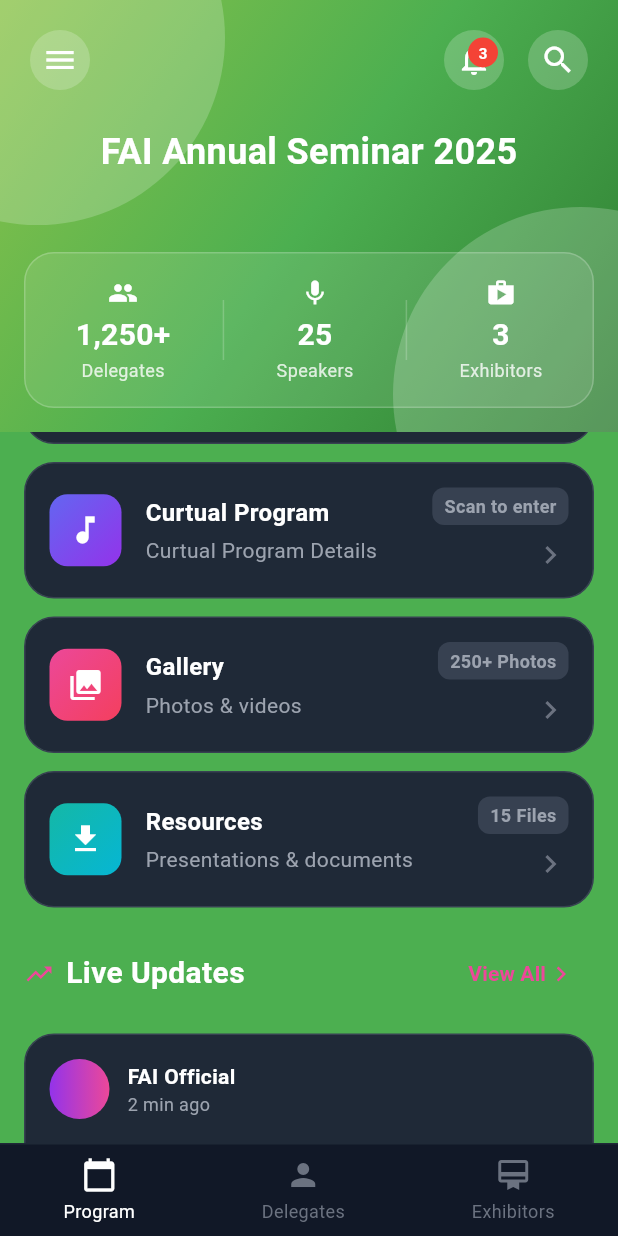
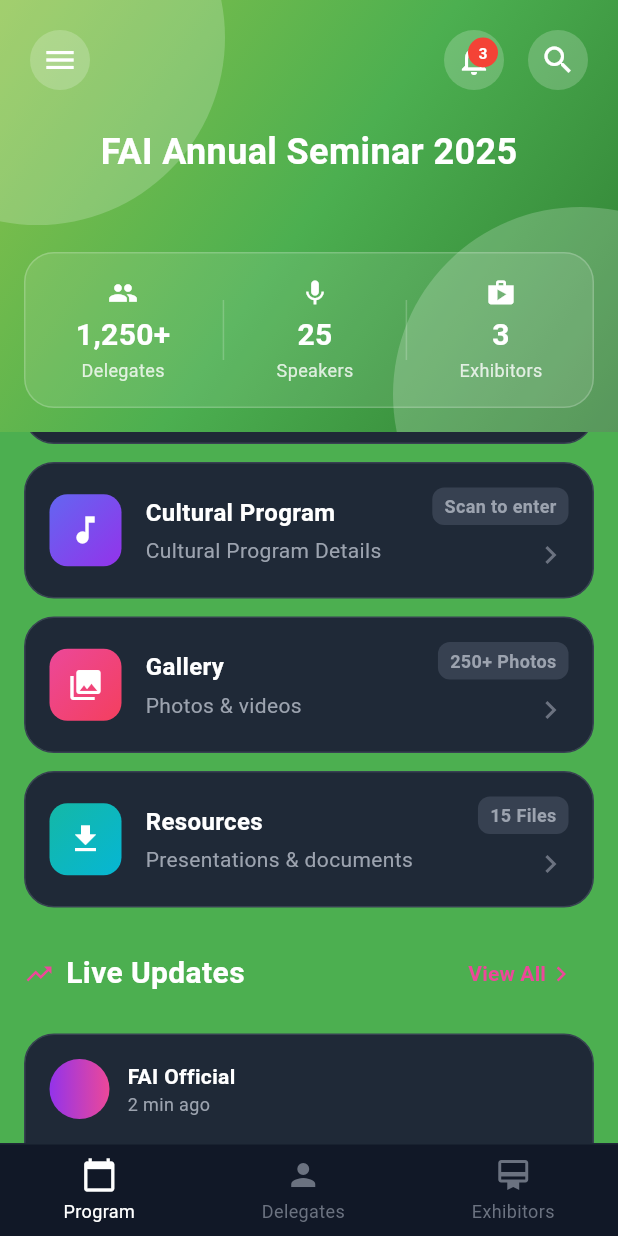
Before and after one commit to PratulDwivedi/mobile_app_tech_techie_seminar, a Flutter app: the SeminarHomeScreen screen opened directly, scrolled down 1152 dp, after a tap on "Gallery", on a phone screen of 412 x 824 dp. Run offline on Flutter 3.47's test engine with Material 3 defaults, Android fonts, the phone set to English and light mode, and no system bars; our stand-ins replace firebase_core, firebase_messaging, flutter_local_notifications, flutter_riverpod, lucide_icons, shared_preferences and 2 more; accounts and stored records are empty.

Commit message:
All html pages fixes

```diff
--- a/lib/config/app_constants.dart
+++ b/lib/config/app_constants.dart
@@ -4,3 +4,15 @@ class ApiRoutes {
   static const String updatePassword = 'seminar.fn_update_delegate_password';
   static const String htmlContent = 'seminar.fn_get_mobile_html_content';
 }
+
+class ApiPages {
+  static const String fromDgDesk = '59';
+  static const String exhibition = '60';
+  static const String registration = '62';
+  static const String aboutFai = '63';
+  static const String registrationForms = '151';
+  static const String seminarTheme = '220';
+  static const String conferenceHotel = '222';
+  static const String culturalProgramme = '237';
+  static const String faqs = '249';
+}
--- a/lib/features/event/widgets/action_tiles_section.dart
+++ b/lib/features/event/widgets/action_tiles_section.dart
@@ -1,4 +1,7 @@
 import 'package:flutter/material.dart';
+import '../../../config/app_constants.dart';
+import '../../common/models/screen_args_model.dart';
+import '../../common/services/navigation_service.dart';
 
 class ActionTilesSection extends StatelessWidget {
   const ActionTilesSection({super.key});
@@ -6,7 +9,7 @@ class ActionTilesSection extends StatelessWidget {
   @override
   Widget build(BuildContext context) {
     return Column(
-      children: const [
+      children: [
         ActionTile(
           icon: Icons.museum,
           title: 'Exhibition',
@@ -16,31 +19,73 @@ class ActionTilesSection extends StatelessWidget {
             Color.fromARGB(255, 220, 242, 97),
             Color(0xFFF43F5E),
           ],
+          onTap: () {
+            NavigationService.navigateTo(
+              "webview",
+              arguments: ScreenArgsModel(
+                routeName: "webview",
+                name: "Exhibition",
+                data: {"page_id": ApiPages.exhibition},
+              ),
+            );
+          },
         ),
-        SizedBox(height: 12),
+        const SizedBox(height: 12),
+
         ActionTile(
           icon: Icons.music_note,
-          title: 'Curtual Program',
-          subtitle: 'Curtual Program Details',
+          title: 'Cultural Program',
+          subtitle: 'Cultural Program Details',
           badge: 'Scan to enter',
           gradientColors: [Color(0xFF6366F1), Color(0xFF9333EA)],
+          onTap: () {
+            NavigationService.navigateTo(
+              "webview",
+              arguments: ScreenArgsModel(
+                routeName: "webview",
+                name: "Cultural Program",
+                data: {"page_id": ApiPages.culturalProgramme},
+              ),
+            );
+          },
         ),
-        SizedBox(height: 12),
+        const SizedBox(height: 12),
+
         ActionTile(
           icon: Icons.photo_library,
           title: 'Gallery',
           subtitle: 'Photos & videos',
           badge: '250+ Photos',
           gradientColors: [Color(0xFFEC4899), Color(0xFFF43F5E)],
+          onTap: () {
+            NavigationService.navigateTo(
+              "gallery",
+              arguments: ScreenArgsModel(
+                routeName: "gallery",
+                name: "Gallery",
+                data: {},
+              ),
+            );
+          },
         ),
+        const SizedBox(height: 12),
 
-        SizedBox(height: 12),
         ActionTile(
           icon: Icons.download,
           title: 'Resources',
           subtitle: 'Presentations & documents',
           badge: '15 Files',
           gradientColors: [Color(0xFF14B8A6), Color(0xFF06B6D4)],
+          onTap: () {
+            NavigationService.navigateTo(
+              "resources",
+              arguments: ScreenArgsModel(
+                routeName: "resources",
+                name: "Resources",
+                data: {},
+              ),
+            );
+          },
         ),
       ],
     );
@@ -53,6 +98,7 @@ class ActionTile extends StatelessWidget {
   final String subtitle;
   final String badge;
   final List<Color> gradientColors;
+  final VoidCallback onTap; // 👈 ADD THIS
 
   const ActionTile({
     super.key,
@@ -61,12 +107,13 @@ class ActionTile extends StatelessWidget {
     required this.subtitle,
     required this.badge,
     required this.gradientColors,
+    required this.onTap, // 👈 ADD THIS
   });
 
   @override
   Widget build(BuildContext context) {
     return InkWell(
-      onTap: () {},
+      onTap: onTap, // 👈 USE IT
       borderRadius: BorderRadius.circular(20),
       child: Container(
         padding: const EdgeInsets.all(16),
--- a/lib/features/event/widgets/dg_message_card.dart
+++ b/lib/features/event/widgets/dg_message_card.dart
@@ -1,5 +1,6 @@
 import 'package:flutter/material.dart';
 
+import '../../../config/app_constants.dart';
 import '../../common/models/screen_args_model.dart';
 import '../../common/services/navigation_service.dart';
 
@@ -96,7 +97,7 @@ class DGMessageCard extends StatelessWidget {
                     ScreenArgsModel screenArgsModel = ScreenArgsModel(
                       routeName: "webview",
                       name: "From the DG's Desk",
-                      data: {"page_id": 59},
+                      data: {"page_id": ApiPages.fromDgDesk},
                     );
 
                     NavigationService.navigateTo(
--- a/lib/features/event/widgets/feature_grid.dart
+++ b/lib/features/event/widgets/feature_grid.dart
@@ -1,4 +1,5 @@
 import 'package:flutter/material.dart';
+import '../../../config/app_constants.dart';
 import '../../common/models/screen_args_model.dart';
 import '../../common/services/navigation_service.dart';
 
@@ -106,7 +107,7 @@ class FeatureGrid extends StatelessWidget {
             ScreenArgsModel screenArgsModel = ScreenArgsModel(
               routeName: "webview",
               name: "Registrations",
-              data: {"page_id": 62}, // Update with actual page ID
+              data: {"page_id": ApiPages.registrationForms}, // Update with actual page ID
             );
             NavigationService.navigateTo(
               screenArgsModel.routeName,
--- a/lib/features/event/widgets/info_cards_section.dart
+++ b/lib/features/event/widgets/info_cards_section.dart
@@ -1,4 +1,5 @@
 import 'package:flutter/material.dart';
+import '../../../config/app_constants.dart';
 import '../../common/models/screen_args_model.dart';
 import '../../common/services/navigation_service.dart';
 
@@ -18,7 +19,7 @@ class InfoCardsSection extends StatelessWidget {
               ScreenArgsModel screenArgsModel = ScreenArgsModel(
                 routeName: "webview",
                 name: "About FAI",
-                data: {"page_id": 63},
+                data: {"page_id": ApiPages.aboutFai},
               );
 
               NavigationService.navigateTo(
@@ -38,7 +39,7 @@ class InfoCardsSection extends StatelessWidget {
               ScreenArgsModel screenArgsModel = ScreenArgsModel(
                 routeName: "webview",
                 name: "Theme & Highlights",
-                data: {"page_id": 220},
+                data: {"page_id": ApiPages.seminarTheme},
               );
 
               NavigationService.navigateTo(
```
Also changed, not shown: lib/features/event/widgets/app_sidebar_drawer.dart (+3 -4 lines).
